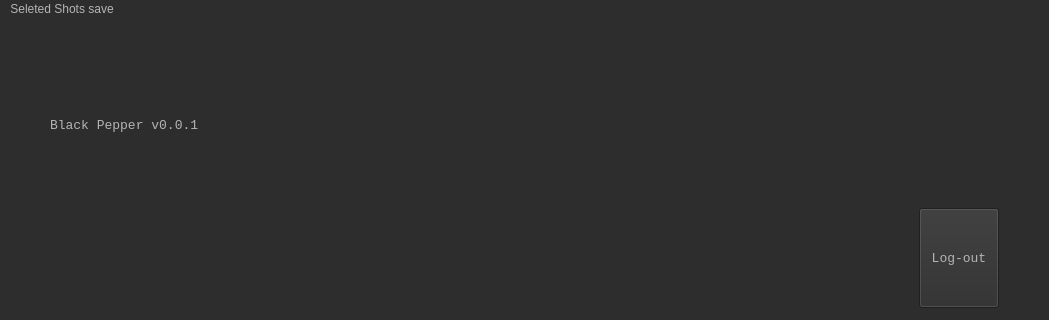
NetflixVFX-Ac/BlackPepper, file python/BlackPepper/ui/mvc_main_3.ui: the form before one commit; both pictures show x 0 to 1049 and y 0 to 320 of the 1049 by 600 pixel window.
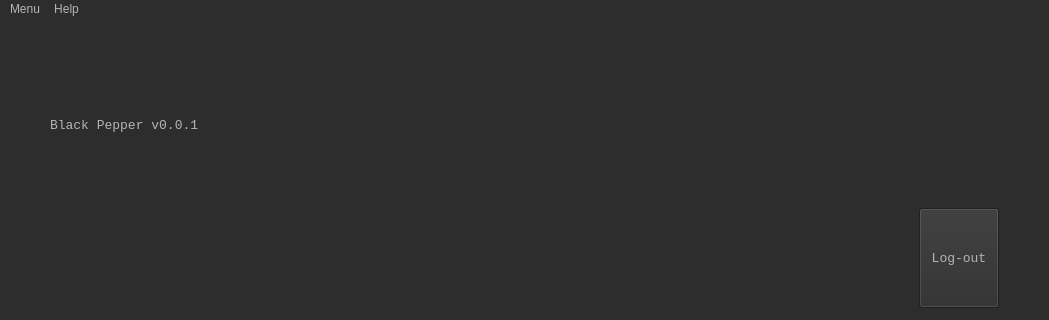
The form after the commit.

```diff
--- a/python/BlackPepper/ui/mvc_main_3.ui
+++ b/python/BlackPepper/ui/mvc_main_3.ui
@@ -478,16 +478,24 @@
      <x>0</x>
      <y>0</y>
      <width>1049</width>
-     <height>20</height>
+     <height>23</height>
     </rect>
    </property>
-   <widget class="QMenu" name="menuSeleted_Shots_save">
+   <widget class="QMenu" name="menu">
     <property name="title">
-     <string>Seleted Shots save</string>
+     <string>Menu</string>
     </property>
     <addaction name="separator"/>
    </widget>
-   <addaction name="menuSeleted_Shots_save"/>
+   <widget class="QMenu" name="Help">
+    <property name="title">
+     <string>Help</string>
+    </property>
+    <addaction name="actionKitsu"/>
+    <addaction name="actionSidefx"/>
+   </widget>
+   <addaction name="menu"/>
+   <addaction name="Help"/>
   </widget>
   <widget class="QStatusBar" name="statusbar"/>
  </widget>
```
Left out of the diff: 57 changed lines with no effect on the pictures.
